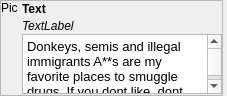
Above: ui/AdvisorWindow.ui from dmzdev/stance before the change. Below: the same form after it.
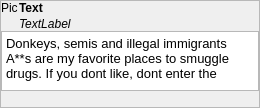
That is the form after the change.

The edit to the form file:
```diff
--- a/ui/AdvisorWindow.ui
+++ b/ui/AdvisorWindow.ui
@@ -6,12 +6,12 @@
    <rect>
     <x>0</x>
     <y>0</y>
-    <width>227</width>
-    <height>96</height>
+    <width>260</width>
+    <height>108</height>
    </rect>
   </property>
   <property name="sizePolicy">
-   <sizepolicy hsizetype="Preferred" vsizetype="Preferred">
+   <sizepolicy hsizetype="Preferred" vsizetype="Fixed">
     <horstretch>0</horstretch>
     <verstretch>0</verstretch>
    </sizepolicy>
@@ -25,7 +25,7 @@
   <property name="windowTitle">
    <string>Form</string>
   </property>
-  <layout class="QVBoxLayout" name="verticalLayout">
+  <layout class="QVBoxLayout" name="verticalLayout_3">
    <property name="spacing">
     <number>0</number>
    </property>
@@ -35,7 +35,7 @@
    <item>
     <widget class="QFrame" name="frame">
      <property name="sizePolicy">
-      <sizepolicy hsizetype="Fixed" vsizetype="Preferred">
+      <sizepolicy hsizetype="Fixed" vsizetype="Fixed">
        <horstretch>0</horstretch>
        <verstretch>0</verstretch>
       </sizepolicy>
@@ -46,14 +46,28 @@
      <property name="frameShadow">
       <enum>QFrame::Raised</enum>
      </property>
-     <layout class="QHBoxLayout" name="horizontalLayout_6">
+     <layout class="QVBoxLayout" name="verticalLayout_2">
       <property name="spacing">
+       <number>0</number>
+      </property>
+      <property name="sizeConstraint">
+       <enum>QLayout::SetMinAndMaxSize</enum>
+      </property>
+      <property name="margin">
+       <number>0</number>
+      </property>
+      <item>
+       <layout class="QFormLayout" name="formLayout_2">
+        <property name="labelAlignment">
+         <set>Qt::AlignRight|Qt::AlignTop|Qt::AlignTrailing</set>
+        </property>
+        <property name="horizontalSpacing">
        <number>1</number>
       </property>
-      <property name="margin">
+        <property name="verticalSpacing">
        <number>0</number>
       </property>
-      <item>
+        <item row="0" column="0">
        <layout class="QVBoxLayout" name="verticalLayout_10">
         <property name="spacing">
          <number>0</number>
@@ -74,29 +88,10 @@
           </property>
          </widget>
         </item>
-        <item>
-         <spacer name="verticalSpacer">
-          <property name="orientation">
-           <enum>Qt::Vertical</enum>
-          </property>
-          <property name="sizeHint" stdset="0">
-           <size>
-            <width>20</width>
-            <height>40</height>
-           </size>
-          </property>
-         </spacer>
-        </item>
-       </layout>
-      </item>
-      <item>
-       <layout class="QVBoxLayout" name="verticalLayout_2">
-        <property name="spacing">
-         <number>0</number>
-        </property>
-        <property name="sizeConstraint">
-         <enum>QLayout::SetMinAndMaxSize</enum>
-        </property>
+         </layout>
+        </item>
+        <item row="0" column="1">
+         <layout class="QVBoxLayout" name="verticalLayout">
         <item>
          <widget class="QLabel" name="nameLabel">
           <property name="sizePolicy">
@@ -157,7 +152,9 @@
           </property>
          </widget>
         </item>
-        <item>
+         </layout>
+        </item>
+        <item row="1" column="0" colspan="2">
          <widget class="QTextEdit" name="bioText">
           <property name="sizePolicy">
            <sizepolicy hsizetype="Preferred" vsizetype="Fixed">
```
Lines whose indentation alone changed are shown as unchanged.
